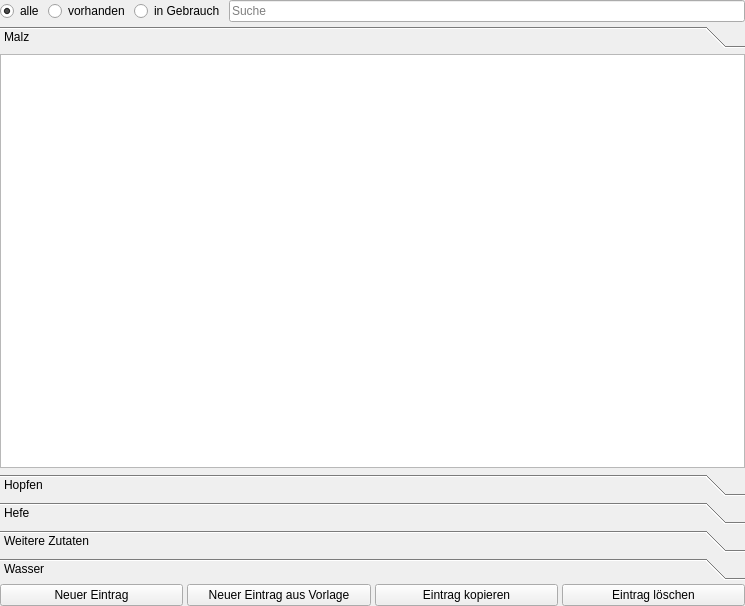
Qt form kleiner-brauhelfer/tabrohstoffe.ui (kleiner-brauhelfer/kleiner-brauhelfer-2) before a commit.
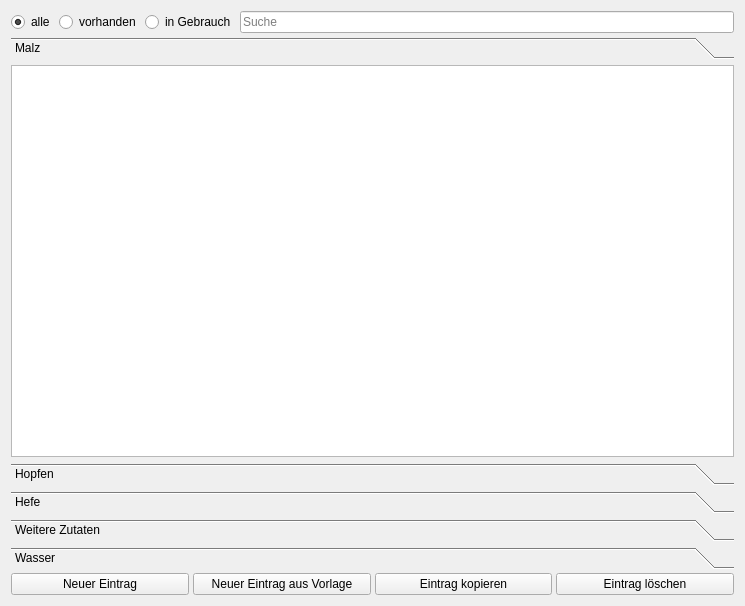
The same form after that commit. Custom widgets are drawn as their Qt base class.

Patch:
```diff
--- a/kleiner-brauhelfer/tabrohstoffe.ui
+++ b/kleiner-brauhelfer/tabrohstoffe.ui
@@ -17,18 +17,6 @@
    <property name="spacing">
     <number>4</number>
    </property>
-   <property name="leftMargin">
-    <number>0</number>
-   </property>
-   <property name="topMargin">
-    <number>0</number>
-   </property>
-   <property name="rightMargin">
-    <number>0</number>
-   </property>
-   <property name="bottomMargin">
-    <number>0</number>
-   </property>
    <item>
     <layout class="QHBoxLayout" name="horizontalLayout_4">
      <item>
```
